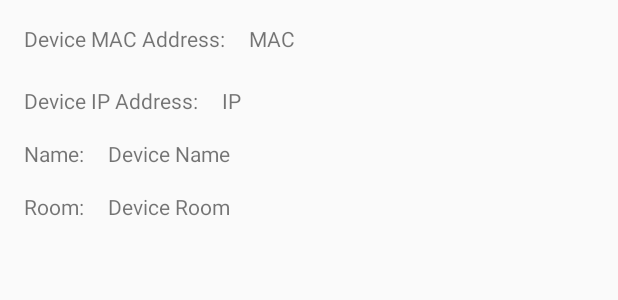
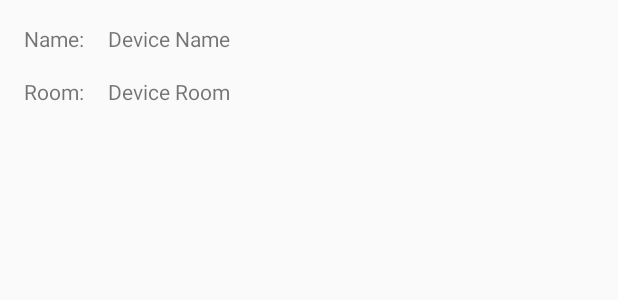
Before and after one commit to decentralised-home-automation-protocol/DHAP-Android, an Android app: the layout discovered_device_view.xml on its own in the app's theme, with its tools: preview values and no code run, on a phone screen of 412 x 824 dp. Shown: the top 300 px of the screen. Run offline under Robolectric (Android 15) with nearby library versions, the phone set to English and light mode, and no system bars; network calls fail.

Commit message:
remove mac address and ip from ui

```diff
--- a/app/src/main/java/me/aidengaripoli/dhapexample/DiscoveredDeviceAdapter.java
+++ b/app/src/main/java/me/aidengaripoli/dhapexample/DiscoveredDeviceAdapter.java
@@ -60,23 +60,17 @@ public class DiscoveredDeviceAdapter extends
 
     public static class DiscoveredDeviceViewHolder extends RecyclerView.ViewHolder {
 
-        private TextView MACAddress;
-        private TextView ipAddress;
         private TextView name;
         private TextView room;
 
         public DiscoveredDeviceViewHolder(@NonNull View itemView) {
             super(itemView);
 
-            MACAddress = itemView.findViewById(R.id.text_view_device_mac);
-            ipAddress = itemView.findViewById(R.id.text_view_device_ip);
             name = itemView.findViewById(R.id.text_view_device_name);
             room = itemView.findViewById(R.id.text_view_device_room);
         }
 
         public void bind(Device device) {
-            MACAddress.setText(device.getMacAddress());
-            ipAddress.setText(device.getIpAddress().toString());
             name.setText(device.getName());
             room.setText(device.getRoom());
         }
--- a/app/src/main/res/layout/discovered_device_view.xml
+++ b/app/src/main/res/layout/discovered_device_view.xml
@@ -3,47 +3,6 @@
     xmlns:app="http://schemas.android.com/apk/res-auto"
     android:layout_width="match_parent"
     android:layout_height="wrap_content">
-
-    <TextView
-        android:id="@+id/textView11"
-        android:layout_width="wrap_content"
-        android:layout_height="wrap_content"
-        android:layout_marginStart="16dp"
-        android:layout_marginTop="16dp"
-        android:text="@string/discovered_device_mac"
-        app:layout_constraintStart_toStartOf="parent"
-        app:layout_constraintTop_toTopOf="parent" />
-
-    <TextView
-        android:id="@+id/textView12"
-        android:layout_width="wrap_content"
-        android:layout_height="wrap_content"
-        android:layout_marginStart="16dp"
-        android:layout_marginTop="16dp"
-        android:layout_marginBottom="16dp"
-        android:text="@string/discovered_device_ip"
-        app:layout_constraintBottom_toBottomOf="parent"
-        app:layout_constraintStart_toStartOf="parent"
-        app:layout_constraintTop_toBottomOf="@+id/textView11"
-        app:layout_constraintVertical_bias="0.095" />
-
-    <TextView
-        android:id="@+id/text_view_device_mac"
-        android:layout_width="wrap_content"
-        android:layout_height="wrap_content"
-        android:layout_marginStart="16dp"
-        android:text="MAC"
-        app:layout_constraintBaseline_toBaselineOf="@+id/textView11"
-        app:layout_constraintStart_toEndOf="@+id/textView11" />
-
-    <TextView
-        android:id="@+id/text_view_device_ip"
-        android:layout_width="wrap_content"
-        android:layout_height="wrap_content"
-        android:layout_marginStart="16dp"
-        android:text="IP"
-        app:layout_constraintBaseline_toBaselineOf="@+id/textView12"
-        app:layout_constraintStart_toEndOf="@+id/textView12" />
 
     <TextView
         android:id="@+id/textView2"
@@ -53,7 +12,7 @@
         android:layout_marginTop="16dp"
         android:text="@string/name"
         app:layout_constraintStart_toStartOf="parent"
-        app:layout_constraintTop_toBottomOf="@+id/textView12" />
+        app:layout_constraintTop_toTopOf="parent" />
 
     <TextView
         android:id="@+id/textView3"
@@ -63,6 +22,7 @@
         android:layout_marginTop="16dp"
         android:layout_marginBottom="16dp"
         android:text="@string/room"
+        app:layout_constraintBottom_toBottomOf="parent"
         app:layout_constraintStart_toStartOf="parent"
         app:layout_constraintTop_toBottomOf="@+id/textView2" />
 
@@ -71,10 +31,9 @@
         android:layout_width="wrap_content"
         android:layout_height="wrap_content"
         android:layout_marginStart="16dp"
-        android:layout_marginTop="16dp"
         android:text="Device Name"
-        app:layout_constraintStart_toEndOf="@+id/textView2"
-        app:layout_constraintTop_toBottomOf="@+id/text_view_device_ip" />
+        app:layout_constraintBaseline_toBaselineOf="@+id/textView2"
+        app:layout_constraintStart_toEndOf="@+id/textView2" />
 
     <TextView
         android:id="@+id/text_view_device_room"
```
